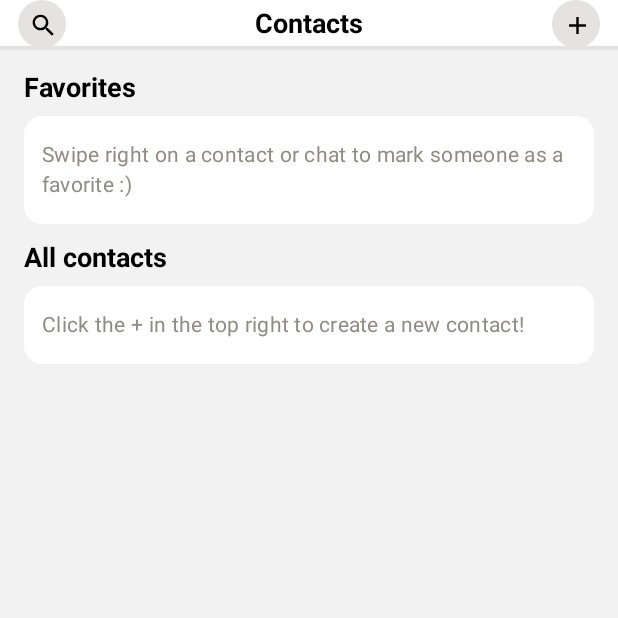
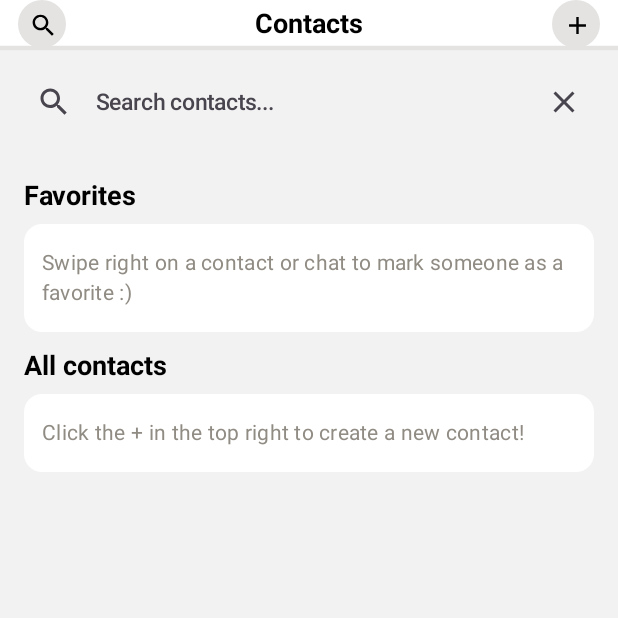
Before and after one commit to Infante/meadow-contact-app, an Android app built with Jetpack Compose: the screen it shows after launch (MainActivity), after a tap on "Search", on a phone screen of 412 x 824 dp, the top half of it. Run offline under Robolectric (Android 15) with nearby library versions, the phone set to English and light mode, and no system bars; our stand-ins replace Room's generated code.

Commit message:
enable search

```diff
--- a/app/src/main/java/com/roberto/meadow/ui/components/ContactListHeader.kt
+++ b/app/src/main/java/com/roberto/meadow/ui/components/ContactListHeader.kt
@@ -1,16 +1,19 @@
 package com.roberto.meadow.ui.components
 
+import androidx.compose.foundation.background
 import androidx.compose.foundation.layout.*
 import androidx.compose.material.icons.Icons
 import androidx.compose.material.icons.filled.Add
 import androidx.compose.material.icons.filled.Search
+import androidx.compose.material.icons.filled.Close
 import androidx.compose.material3.*
 import androidx.compose.runtime.*
 import androidx.compose.ui.Modifier
+import androidx.compose.ui.graphics.Color
 import androidx.compose.ui.unit.dp
 import androidx.compose.ui.tooling.preview.Preview
 import com.roberto.meadow.data.Contact
-
+import androidx.compose.material3.TextFieldDefaults
 
 @OptIn(ExperimentalMaterial3Api::class)
 @Composable
@@ -19,12 +22,15 @@ fun ContactListHeader(
     onSearchQueryChange: (String) -> Unit
 ) {
     var showCreateSheet by remember { mutableStateOf(false) }
+    var showSearch by remember { mutableStateOf(false) }
     var searchQuery by remember { mutableStateOf("") }
 
+
+    Column {
         HeaderBar(
             startContent = {
                 HeaderButton(
-                onClick = { /* TODO: Implement search */ },
+                    onClick = { showSearch = !showSearch },
                     icon = {
                         Icon(
                             imageVector = Icons.Filled.Search,
@@ -38,7 +44,6 @@ fun ContactListHeader(
                 Text(text = "Contacts", style = MaterialTheme.typography.titleLarge)
             },
             endContent = {
-
                 HeaderButton(
                     onClick = { showCreateSheet = true },
                     icon = {
@@ -53,6 +58,20 @@ fun ContactListHeader(
             systemBarsPadding = true
         )
 
+        if (showSearch) {
+            SearchField(
+                query = searchQuery,
+                onQueryChange = {
+                    searchQuery = it
+                    onSearchQueryChange(it)
+                },
+                onClear = {
+                    showSearch = false
+                }
+            )
+        }
+    }
+
     if (showCreateSheet) {
         BottomSheetContainer(
             onDismiss = { showCreateSheet = false }
@@ -65,28 +84,43 @@ fun ContactListHeader(
         }
     }
 }
-
-
 @Composable
-private fun SearchField(
+fun SearchField(
     query: String,
-    onQueryChange: (String) -> Unit
+    onQueryChange: (String) -> Unit,
+    onClear: () -> Unit
 ) {
-    OutlinedTextField(
+    Box(
+        modifier = Modifier
+            .fillMaxWidth()
+            .padding(horizontal = 12.dp, vertical = 8.dp)
+    ) {
+        TextField(
             value = query,
             onValueChange = onQueryChange,
             leadingIcon = {
-            Icon(
-                imageVector = Icons.Filled.Search,
-                contentDescription = "Search"
-            )
+                Icon(Icons.Filled.Search, contentDescription = "Search")
+            },
+            trailingIcon = {
+                IconButton(onClick = onClear) {
+                    Icon(Icons.Filled.Close, contentDescription = "Close search")
+                }
             },
             placeholder = { Text("Search contacts...") },
+            singleLine = true,
+            colors = TextFieldDefaults.colors(
+                focusedContainerColor = Color.Transparent,
+                unfocusedContainerColor = Color.Transparent,
+                disabledContainerColor = Color.Transparent,
+                focusedIndicatorColor = Color.Transparent,
+                unfocusedIndicatorColor = Color.Transparent,
+                disabledIndicatorColor = Color.Transparent
+            ),
             modifier = Modifier
                 .fillMaxWidth()
-            .padding(horizontal = 24.dp),
-        singleLine = true
+                .background(Color.Transparent)
         )
+    }
 }
 
 @Preview(showBackground = true)
@@ -101,5 +135,5 @@ fun ContactListHeaderPreview() {
 @Preview(showBackground = true)
 @Composable
 fun SearchFieldPreview() {
-    SearchField(query = "Roberto", onQueryChange = {})
+    SearchField(query = "Roberto", onQueryChange = {}, onClear = {})
 }
```
Lines whose indentation alone changed are shown as unchanged.
